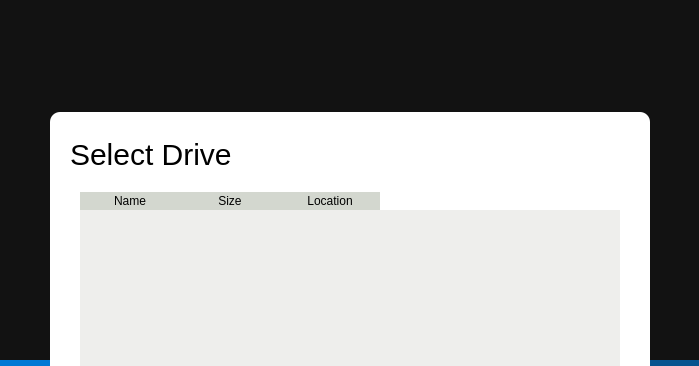
First picture: the form in ui/main_screen.ui, repository JaiNaman-1419/WinBoot, before the edit; both pictures show x 150 to 849 and y 0 to 366 of the 1024 by 650 pixel window.
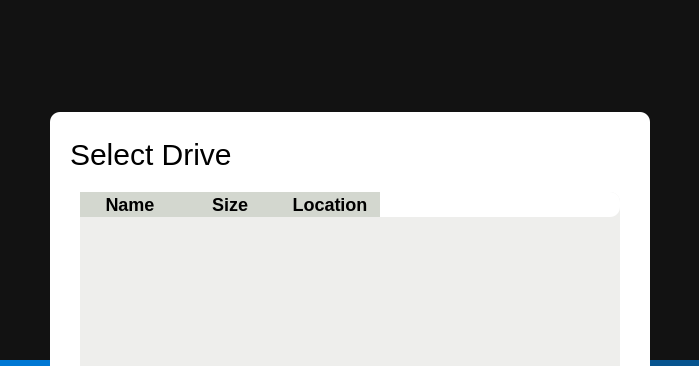
Second picture: the form after the edit. Icons and pictures are not drawn.

Commit message: Changed the font color to: #FFFFFF.

Diff of the .ui file:
```diff
--- a/ui/main_screen.ui
+++ b/ui/main_screen.ui
@@ -30,7 +30,8 @@
     <normaloff>../../../Pictures/assets/favicon.png</normaloff>../../../Pictures/assets/favicon.png</iconset>
   </property>
   <property name="styleSheet">
-   <string notr="true">background-color: #121212;</string>
+   <string notr="true">color: #FFFFFF;
+background-color: #121212;</string>
   </property>
   <widget class="QLabel" name="drive_label">
    <property name="enabled">
@@ -678,17 +679,23 @@
     <property name="styleSheet">
      <string notr="true">QTableWidget{
 	color: #000000;
+	font-size: 18px;
+	font-weight: 500;
 	background-color: rgb(238, 238, 236);
 	alternate-background-color: rgb(255, 255, 255);
 }
 
 QHeaderView::section{
 	border: none;
+	font-size: 18px;
+	font-weight: 500;
 	background-color: rgb(211, 215, 207);
 }
 
 QTableWidget::item{
 	padding-left: 5px;
+	font-size: 18px;
+	font-weight: 500;
 	border: 0px;
 }
 
```
Left out of the diff: 4 changed lines with no effect on the pictures.
